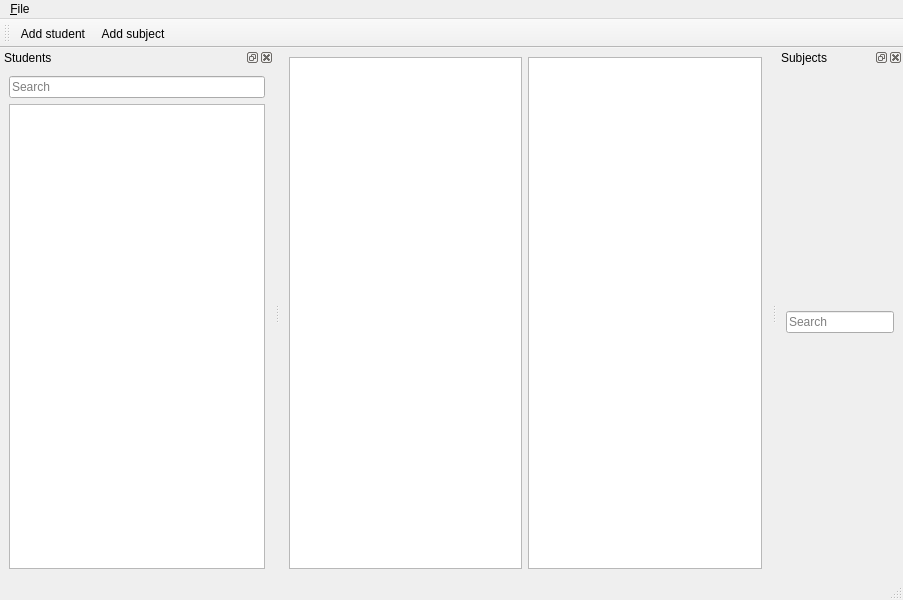
The window that ui/mainwindow.ui (PKliska/IBscheduler) describes before a commit, drawn with Qt 5.
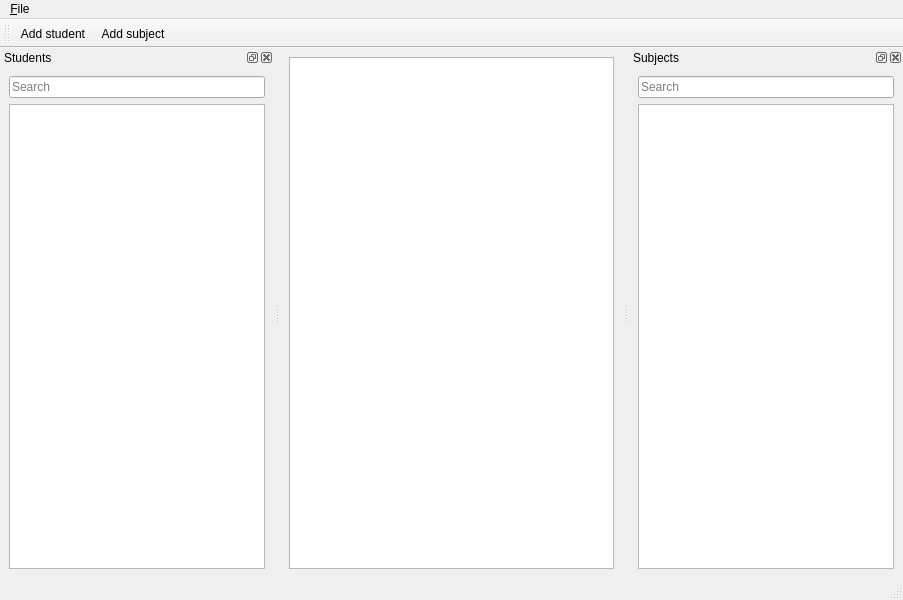
The same window after the commit.

Commit message: Enable displaying complete schedule

Patch:
```diff
--- a/ui/mainwindow.ui
+++ b/ui/mainwindow.ui
@@ -16,10 +16,7 @@
   <widget class="QWidget" name="centralwidget">
    <layout class="QHBoxLayout" name="horizontalLayout">
     <item>
-     <widget class="QTableWidget" name="tableWidget"/>
-    </item>
-    <item>
-     <widget class="QListView" name="subjectList"/>
+     <widget class="QTableView" name="scheduleView"/>
     </item>
    </layout>
   </widget>
@@ -87,6 +84,9 @@
        </property>
       </widget>
      </item>
+     <item>
+      <widget class="QListView" name="subjectList"/>
+     </item>
     </layout>
    </widget>
   </widget>
```
The commit also changes 3 other files.
